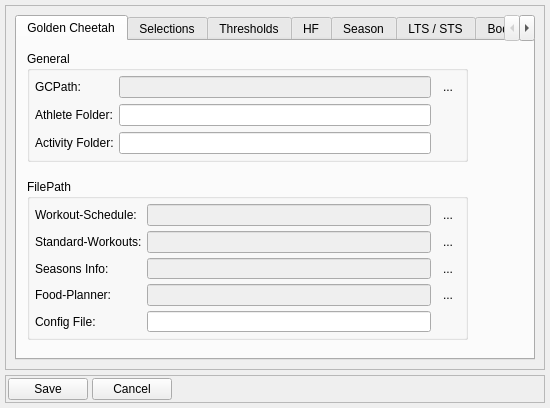
First picture: the form in dialog_settings.ui, repository Tria-Andy/WorkoutEditor, before the edit.
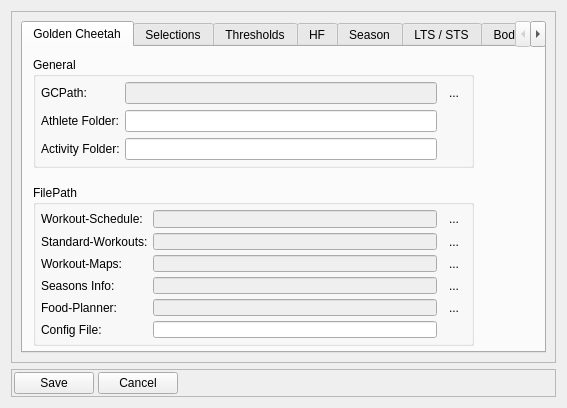
Second picture: the form after the edit. The open tabs and pages were chosen to show the change. Icons and pictures are not drawn.

Commit message: Fix Contest add/delete handling

Patch:
```diff
--- a/dialog_settings.ui
+++ b/dialog_settings.ui
@@ -31,21 +31,6 @@
    <string>Preferences</string>
   </property>
   <layout class="QVBoxLayout" name="verticalLayout">
-   <property name="spacing">
-    <number>5</number>
-   </property>
-   <property name="leftMargin">
-    <number>5</number>
-   </property>
-   <property name="topMargin">
-    <number>5</number>
-   </property>
-   <property name="rightMargin">
-    <number>5</number>
-   </property>
-   <property name="bottomMargin">
-    <number>5</number>
-   </property>
    <item>
     <widget class="QFrame" name="frame">
      <property name="sizePolicy">
@@ -64,7 +49,7 @@
       <item>
        <widget class="QTabWidget" name="tabWidget">
         <property name="currentIndex">
-         <number>0</number>
+         <number>4</number>
         </property>
         <widget class="QWidget" name="tab_gc">
          <attribute name="title">
@@ -200,7 +185,7 @@
            <property name="spacing">
             <number>5</number>
            </property>
-           <item row="4" column="0">
+           <item row="5" column="0">
             <widget class="QLabel" name="label_2">
              <property name="text">
               <string>Config File:</string>
@@ -220,7 +205,7 @@
              </property>
             </widget>
            </item>
-           <item row="4" column="1">
+           <item row="5" column="1">
             <widget class="QLineEdit" name="lineEdit_configfile"/>
            </item>
            <item row="1" column="0">
@@ -282,45 +267,45 @@
              </property>
             </widget>
            </item>
-           <item row="2" column="0">
+           <item row="3" column="0">
             <widget class="QLabel" name="label_45">
              <property name="text">
               <string>Seasons Info:</string>
              </property>
             </widget>
            </item>
-           <item row="2" column="1">
-            <widget class="QLineEdit" name="lineEdit_saisonFile">
-             <property name="enabled">
-              <bool>false</bool>
-             </property>
-            </widget>
-           </item>
            <item row="3" column="1">
+            <widget class="QLineEdit" name="lineEdit_saisonFile">
+             <property name="enabled">
+              <bool>false</bool>
+             </property>
+            </widget>
+           </item>
+           <item row="4" column="1">
             <widget class="QLineEdit" name="lineEdit_foodFile">
              <property name="enabled">
               <bool>false</bool>
              </property>
             </widget>
            </item>
-           <item row="3" column="0">
+           <item row="4" column="0">
             <widget class="QLabel" name="label_48">
              <property name="text">
               <string>Food-Planner:</string>
              </property>
             </widget>
            </item>
-           <item row="2" column="2">
-            <widget class="QToolButton" name="toolButton_seasonPath">
-             <property name="text">
-              <string>...</string>
-             </property>
-             <property name="autoRaise">
-              <bool>true</bool>
-             </property>
-            </widget>
-           </item>
            <item row="3" column="2">
+            <widget class="QToolButton" name="toolButton_seasonPath">
+             <property name="text">
+              <string>...</string>
+             </property>
+             <property name="autoRaise">
+              <bool>true</bool>
+             </property>
+            </widget>
+           </item>
+           <item row="4" column="2">
             <widget class="QToolButton" name="toolButton_foodPath">
              <property name="text">
               <string>...</string>
@@ -330,6 +315,30 @@
              </property>
             </widget>
            </item>
+           <item row="2" column="0">
+            <widget class="QLabel" name="label_58">
+             <property name="text">
+              <string>Workout-Maps:</string>
+             </property>
+            </widget>
+           </item>
+           <item row="2" column="1">
+            <widget class="QLineEdit" name="lineEdit_maps">
+             <property name="enabled">
+              <bool>false</bool>
+             </property>
+            </widget>
+           </item>
+           <item row="2" column="2">
+            <widget class="QToolButton" name="toolButton_mapPath">
+             <property name="text">
+              <string>...</string>
+             </property>
+             <property name="autoRaise">
+              <bool>true</bool>
+             </property>
+            </widget>
+           </item>
           </layout>
          </widget>
         </widget>
@@ -1399,13 +1408,13 @@
                     <number>5</number>
                    </property>
                    <property name="leftMargin">
-                    <number>60</number>
+                    <number>5</number>
                    </property>
                    <property name="topMargin">
                     <number>1</number>
                    </property>
                    <property name="rightMargin">
-                    <number>1</number>
+                    <number>5</number>
                    </property>
                    <property name="bottomMargin">
                     <number>1</number>
@@ -1424,6 +1433,13 @@
                      </property>
                     </widget>
                    </item>
+                   <item>
+                    <widget class="QPushButton" name="pushButton_clearContest">
+                     <property name="text">
+                      <string>Clear</string>
+                     </property>
+                    </widget>
+                   </item>
                   </layout>
                  </widget>
                 </item>
```
The commit also changes 2 other files.
